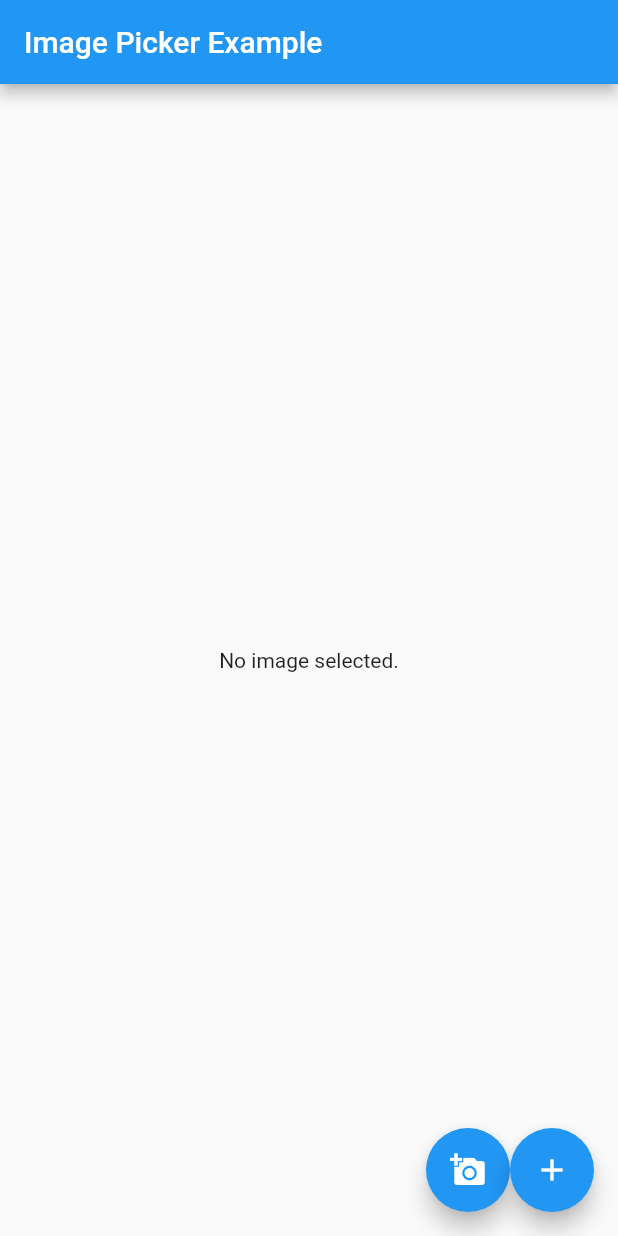
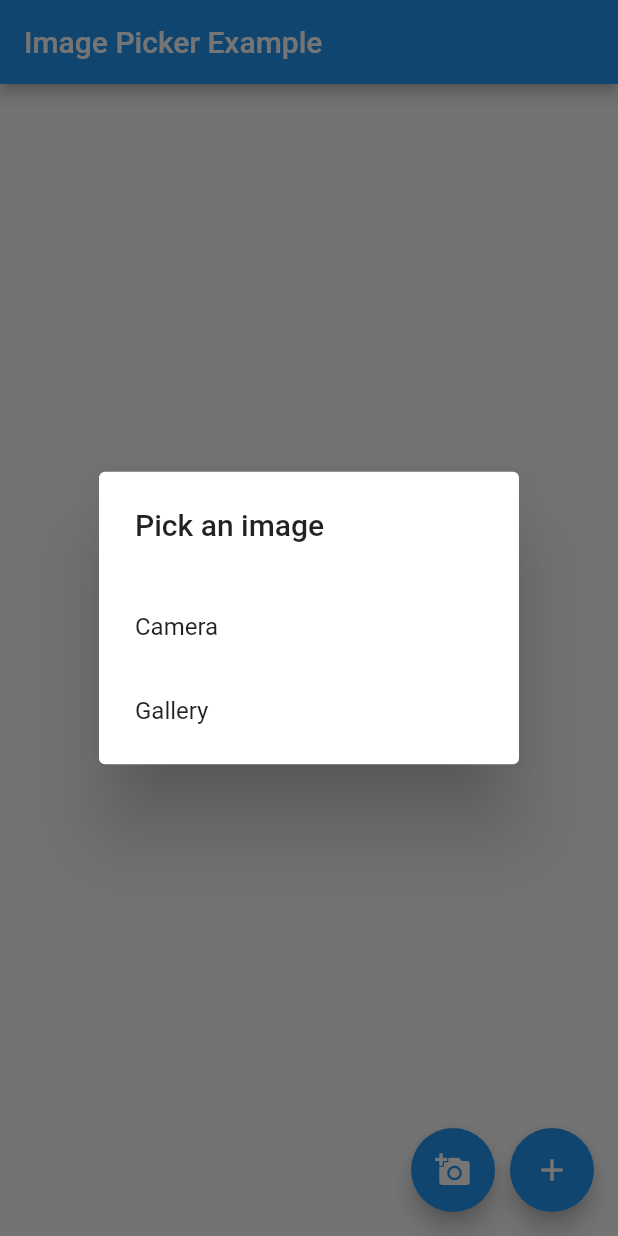
Before and after one commit to apoorvpandey0/flutter-media-picker-demo, a Flutter app: the screen it shows after launch, after a tap on the "add a photo" icon, on a phone screen of 412 x 824 dp. Run offline on Flutter 3.47's test engine with Material 2 defaults, Android fonts, the phone set to English and light mode, and no system bars; our stand-ins replace image_picker, video_player.

Commit message:
Added option for image source

```diff
--- a/lib/main.dart
+++ b/lib/main.dart
@@ -26,8 +26,8 @@ class _MyHomePageState extends State<MyHomePage> {
   bool _isVideo = false;
   VideoPlayerController? _controller;
 
-  Future getImage() async {
-    final pickedFile = await picker.getImage(source: ImageSource.gallery);
+  Future getImage(ImageSource imageSource) async {
+    final pickedFile = await picker.getImage(source: imageSource);
 
     setState(() {
       if (pickedFile != null) {
@@ -71,19 +71,43 @@ class _MyHomePageState extends State<MyHomePage> {
                 ? VideoPlayer(_controller!)
                 : Image.file(_file!),
       ),
-      floatingActionButton: Wrap(
-        children: [
+      floatingActionButton: Wrap(children: [
         FloatingActionButton(
-            onPressed: getImage,
           tooltip: 'Pick Image',
           child: Icon(Icons.add_a_photo),
+          onPressed: () {
+            showDialog(
+              context: context,
+              builder: (context) => AlertDialog(
+                title: Text("Pick an image"),
+                actions: [
+                  ListTile(
+                    title: Text("Camera"),
+                    onTap: () {
+                      getImage(ImageSource.camera);
+                      Navigator.pop(context);
+                    },
+                  ),
+                  ListTile(
+                    title: Text("Gallery"),
+                    onTap: () {
+                      getImage(ImageSource.gallery);
+                      Navigator.pop(context);
+                    },
+                  ),
+                ],
+              ),
+            );
+          },
+        ),
+        SizedBox(
+          width: 10,
         ),
         FloatingActionButton(
             onPressed: getVideo,
             tooltip: 'Add a video',
             child: Icon(Icons.add)),
-        ],
-      ),
+      ]),
     );
   }
 }
```
Lines whose indentation alone changed are shown as unchanged.
